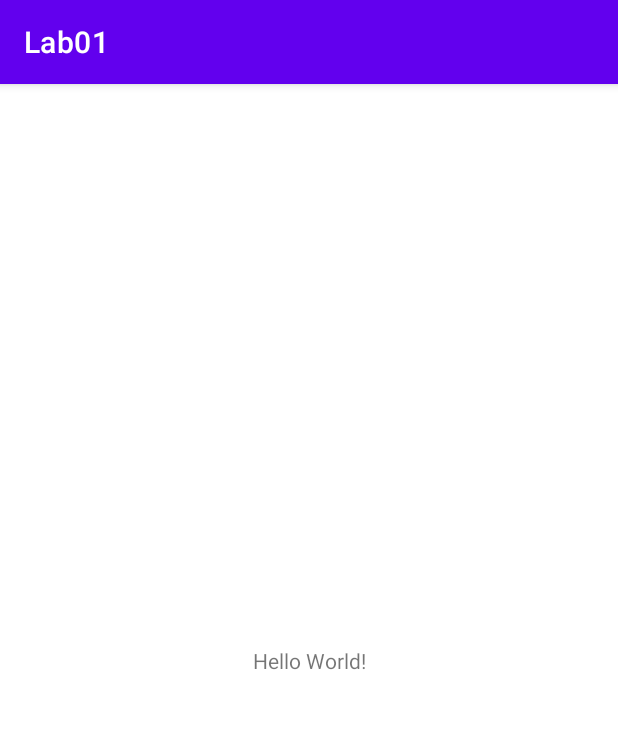
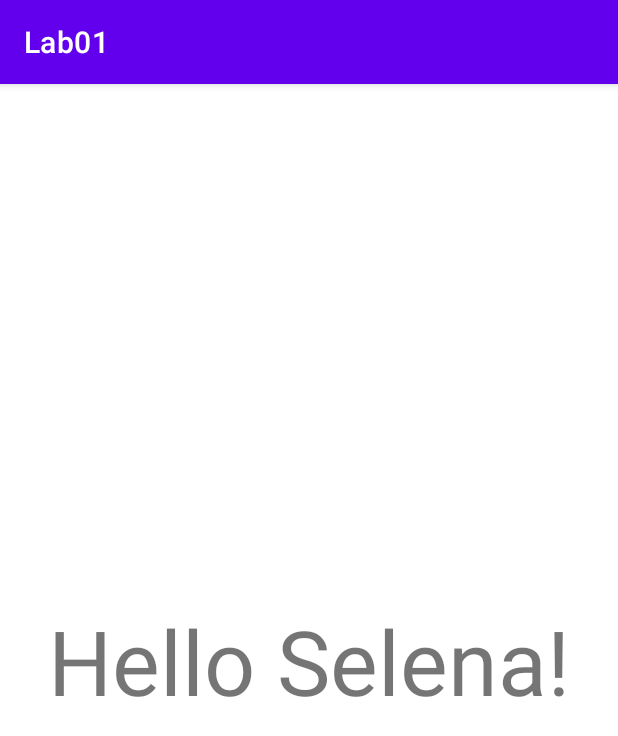
Before and after one commit to Selenali24/Lab01, an Android app: the screen it shows after launch (MainActivity), on a phone screen of 412 x 824 dp. Shown: the top 736 px of the screen. Run offline under Robolectric (Android 15) with nearby library versions, the phone set to English and light mode, and no system bars.

Commit message:
"Hello Selena!"

```diff
--- a/app/src/main/res/layout/activity_main.xml
+++ b/app/src/main/res/layout/activity_main.xml
@@ -9,7 +9,8 @@
     <TextView
         android:layout_width="wrap_content"
         android:layout_height="wrap_content"
-        android:text="Hello World!"
+        android:text="@string/hello_selena"
+        android:textSize="60sp"
         app:layout_constraintBottom_toBottomOf="parent"
         app:layout_constraintLeft_toLeftOf="parent"
         app:layout_constraintRight_toRightOf="parent"
--- a/app/src/main/res/values/strings.xml
+++ b/app/src/main/res/values/strings.xml
@@ -1,3 +1,4 @@
 <resources>
     <string name="app_name">Lab01</string>
+    <string name="hello_selena">Hello Selena!</string>
 </resources>
```
